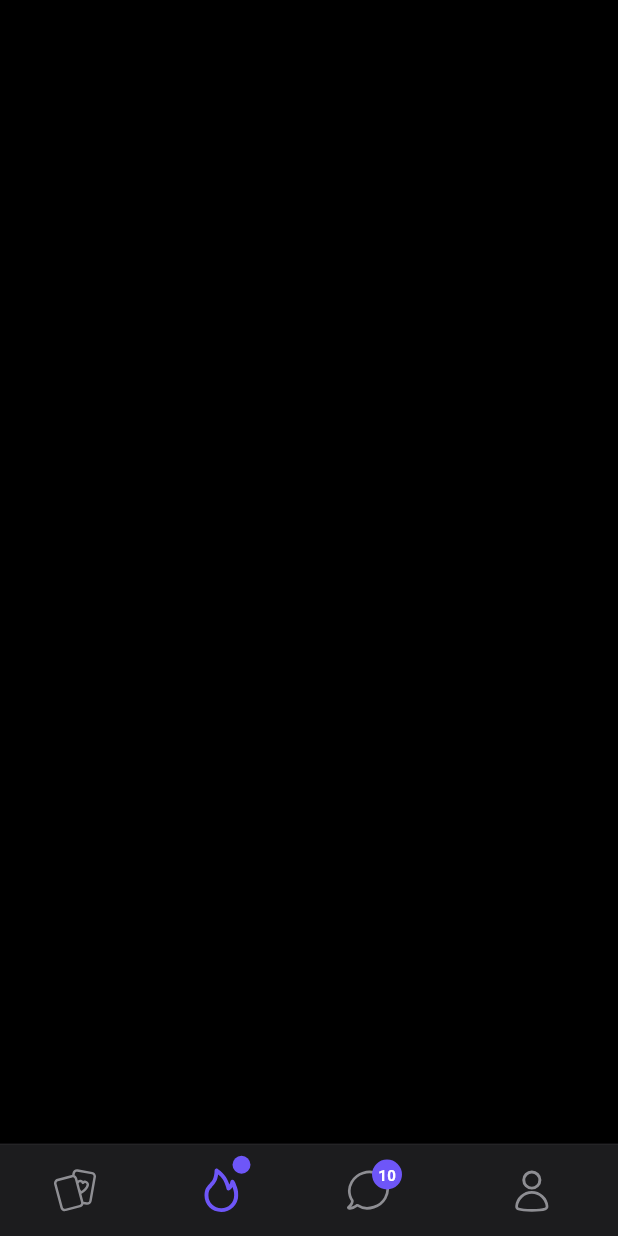
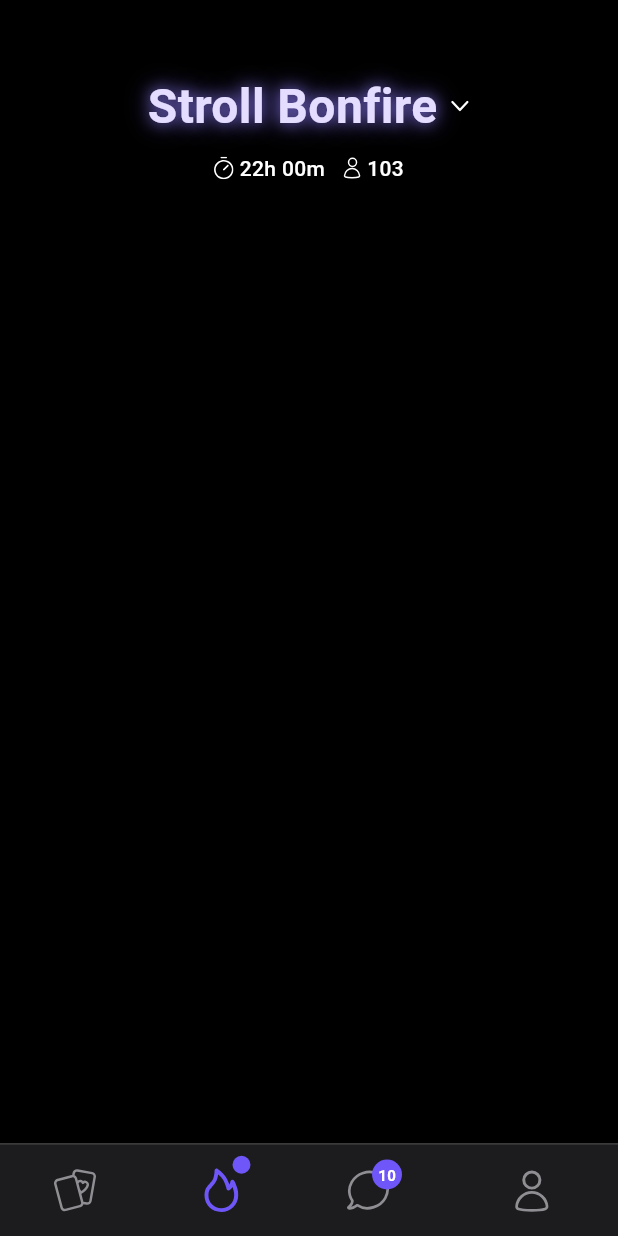
Before and after one commit to yourstrulycreator/stroll_fe, a Flutter app: the screen it shows after launch, on a phone screen of 412 x 824 dp. Run offline on Flutter 3.47's test engine with Material 3 defaults, Android fonts, the phone set to English and light mode, and no system bars; our stand-ins replace flutter_riverpod, flutter_svg, google_fonts, riverpod, riverpod_annotation; generated files the repository leaves out were written again.

Commit message:
feat: implement bonfire header
- Add header widget with title and stats
- Create header provider for data management
- Add purple glow effect to title
- Add time and participant count display
- Update color constants for header styling

```diff
--- a/lib/core/constants/app_assets.dart
+++ b/lib/core/constants/app_assets.dart
@@ -5,7 +5,9 @@ class AppAssets {
   static const String userIcon = 'assets/icons/user.svg';
   static const String chatIcon = 'assets/icons/chat.svg';
   static const String bonfireIcon = "assets/icons/bonfire.svg";
-
+  static const String dropdownIcon = "assets/icons/dropdown.svg";
+  static const String clockIcon = "assets/icons/clock-sm.svg";
+  static const String usersIcon = "assets/icons/user-sm.svg";
   // Images
   static const String defaultAvatar = 'assets/images/avatar.jpeg';
   static const String backgroundImage = 'assets/images/background.jpeg';
--- a/lib/core/constants/app_colors.dart
+++ b/lib/core/constants/app_colors.dart
@@ -32,4 +32,10 @@ class AppColors {
 
   // Status Bar
   static const Color statusBarBackground = Colors.transparent;
+
+  // Header Colors
+  static const Color headerTitle = Color(0xFFE5DDFF);
+  static const Color headerGlowInner = Color(0xFF9D8FFF);
+  static const Color headerGlowOuter = Color(0xFF6E56F8);
+  static const Color headerIconText = Colors.white;  // For icons and secondary text
 }
--- /dev/null
+++ b/lib/features/bonfire/data/models/header_info.dart
@@ -0,0 +1,9 @@
+class HeaderInfo {
+  final Duration timeRemaining;
+  final int participantCount;
+
+  const HeaderInfo({
+    required this.timeRemaining,
+    required this.participantCount,
+  });
+}
--- /dev/null
+++ b/lib/features/bonfire/providers/header_provider.dart
@@ -0,0 +1,15 @@
+import 'package:riverpod_annotation/riverpod_annotation.dart';
+import '../data/models/header_info.dart';
+
+part 'header_provider.g.dart';
+
+@riverpod
+class Header extends _$Header {
+  @override
+  HeaderInfo build() {
+    return const HeaderInfo(
+      timeRemaining: Duration(hours: 22),
+      participantCount: 103,
+    );
+  }
+}
--- a/lib/features/bonfire/screens/bonfire_screen.dart
+++ b/lib/features/bonfire/screens/bonfire_screen.dart
@@ -1,12 +1,18 @@
 import 'package:flutter/material.dart';
+import 'package:flutter_riverpod/flutter_riverpod.dart';
 import '../../../core/constants/app_colors.dart';
 import '../../../core/constants/app_spacing.dart';
+import '../widgets/header/header_widget.dart';
+import '../providers/header_provider.dart';
+import 'package:riverpod/riverpod.dart';
 
-class BonfireScreen extends StatelessWidget {
+class BonfireScreen extends ConsumerWidget {
   const BonfireScreen({super.key});
 
   @override
-  Widget build(BuildContext context) {
+  Widget build(BuildContext context, WidgetRef ref) {
+    final headerInfo = ref.watch(headerProvider);
+
     return Scaffold(
       backgroundColor: AppColors.background,
       body: SafeArea(
@@ -18,8 +24,11 @@ class BonfireScreen extends StatelessWidget {
           child: Column(
             crossAxisAlignment: CrossAxisAlignment.start,
             children: [
-              // Header Section (Stroll Bonfire + Time/Participants)
-
+              HeaderWidget(
+                timeRemaining: headerInfo.timeRemaining,
+                participantCount: headerInfo.participantCount,
+              ),
+              const SizedBox(height: AppSpacing.headerToProfile),
               // Profile Section (Avatar + Name + Age)
 
               // Question Section (Question + Quote)
--- /dev/null
+++ b/lib/features/bonfire/widgets/header/header_widget.dart
@@ -0,0 +1,97 @@
+import 'package:flutter/material.dart';
+import 'package:flutter_svg/flutter_svg.dart';
+import '../../../../core/constants/app_colors.dart';
+import '../../../../core/constants/app_assets.dart';
+
+class HeaderWidget extends StatelessWidget {
+  final Duration timeRemaining;
+  final int participantCount;
+
+  const HeaderWidget({
+    super.key,
+    required this.timeRemaining,
+    required this.participantCount,
+  });
+
+  @override
+  Widget build(BuildContext context) {
+    return Column(
+      children: [
+        // Title with dropdown
+        Row(
+          mainAxisAlignment: MainAxisAlignment.center,
+          children: [
+            Text(
+              'Stroll Bonfire',
+              style: TextStyle(
+                fontSize: 32,
+                fontWeight: FontWeight.w600,
+                color: AppColors.headerTitle,
+                shadows: [
+                  Shadow(
+                    color: AppColors.headerGlowInner.withOpacity(0.8),
+                    blurRadius: 12,
+                    offset: const Offset(0, 0),
+                  ),
+                  Shadow(
+                    color: AppColors.headerGlowOuter.withOpacity(0.5),
+                    blurRadius: 24,
+                    offset: const Offset(0, 0),
+                  ),
+                ],
+              ),
+            ),
+            const SizedBox(width: 8),
+            SvgPicture.asset(
+              AppAssets.dropdownIcon,
+              colorFilter: const ColorFilter.mode(
+                Colors.white,
+                BlendMode.srcIn,
+              ),
+            ),
+          ],
+        ),
+        const SizedBox(height: 8),
+        // Time and participants
+        Row(
+          mainAxisAlignment: MainAxisAlignment.center,
+          children: [
+            SvgPicture.asset(
+              AppAssets.clockIcon,
+              colorFilter: const ColorFilter.mode(
+                Colors.white,
+                BlendMode.srcIn,
+              ),
+            ),
+            const SizedBox(width: 4),
+            Text(
+              '${timeRemaining.inHours}h ${timeRemaining.inMinutes.remainder(60).toString().padLeft(2, '0')}m',
+              style: const TextStyle(
+                color: Colors.white,
+                fontSize: 14,
+                fontWeight: FontWeight.w500,
+              ),
+            ),
+            const SizedBox(width: 12),
+            SvgPicture.asset(
+              AppAssets.usersIcon,
+              colorFilter: const ColorFilter.mode(
+                Colors.white,
+                BlendMode.srcIn,
+              ),
+            ),
+            const SizedBox(width: 4),
+            Text(
+              '$participantCount',
+              style: const TextStyle(
+                color: Colors.white,
+                fontSize: 14,
+                fontWeight: FontWeight.w500,
+              ),
+            ),
+          ],
+        ),
+      ],
+    );
+  }
+}
--- a/lib/main.dart
+++ b/lib/main.dart
@@ -1,4 +1,5 @@
 import 'package:flutter/material.dart';
+import 'package:flutter/services.dart';
 import 'package:flutter_riverpod/flutter_riverpod.dart';
 import 'features/bonfire/screens/bonfire_screen.dart';
 import 'features/navigation/widgets/bottom_nav_bar.dart';
@@ -14,7 +15,13 @@
   Widget build(BuildContext context) {
     return MaterialApp(
       title: 'Stroll',
-      theme: ThemeData.dark(),
+      theme: ThemeData.dark().copyWith(
+        scaffoldBackgroundColor: Colors.transparent,
+        appBarTheme: const AppBarTheme(
+          backgroundColor: Colors.transparent,
+          systemOverlayStyle: SystemUiOverlayStyle.light,
+        ),
+      ),
       home: const HomeScreen(),
     );
   }
```
Also changed, not shown: assets/icons/dropdown.svg (added), lib/features/bonfire/providers/header_provider.g.dart.
